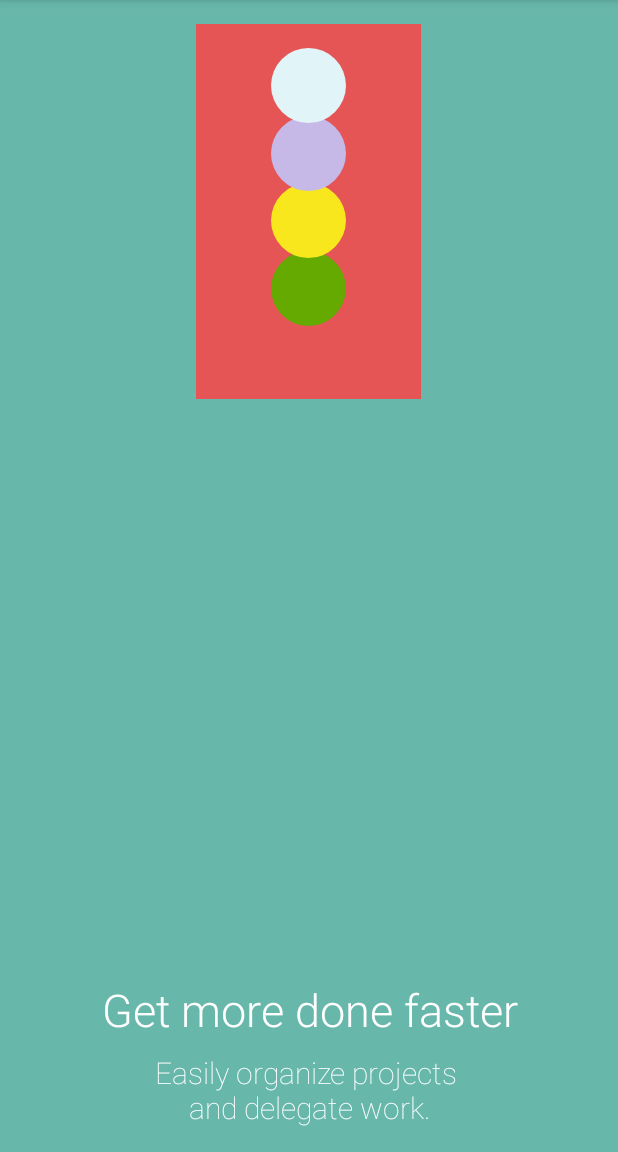
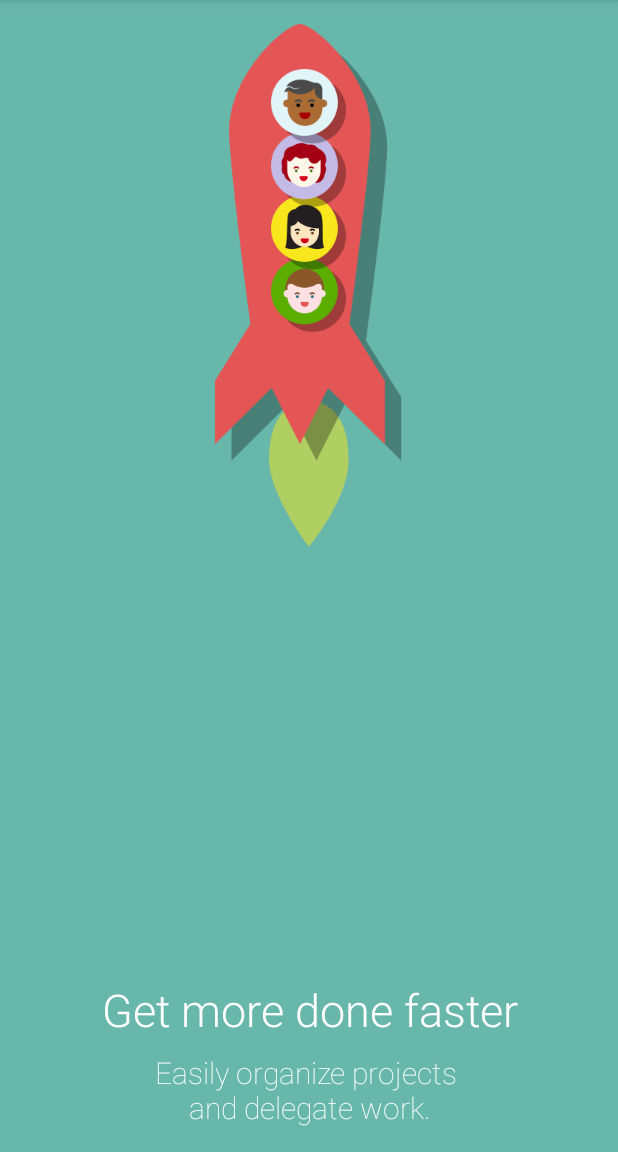
Before and after one commit to txusballesteros/welcome-coordinator, an Android app: the screen it shows after launch (MainActivity), on a phone screen of 412 x 824 dp, the part 84-1236 px from its top. Run offline under Robolectric (Android 15) with nearby library versions, the phone set to English and light mode, and no system bars; our stand-ins replace ButterKnife.

Commit message:
Page 1 finished

```diff
--- a/app/src/main/AndroidManifest.xml
+++ b/app/src/main/AndroidManifest.xml
@@ -8,8 +8,9 @@
         android:label="@string/app_name"
         android:supportsRtl="true"
         android:theme="@style/AppTheme">
-
-        <activity android:name=".MainActivity">
+        <activity
+            android:name=".MainActivity"
+            android:screenOrientation="portrait">
             <intent-filter>
                 <action android:name="android.intent.action.MAIN" />
                 <category android:name="android.intent.category.LAUNCHER" />
--- a/app/src/main/java/com/redbooth/demo/MainActivity.java
+++ b/app/src/main/java/com/redbooth/demo/MainActivity.java
@@ -2,7 +2,9 @@ package com.redbooth.demo;
 
 import android.animation.ArgbEvaluator;
 import android.animation.ValueAnimator;
+import android.content.res.Resources;
 import android.os.Bundle;
+import android.support.v4.content.res.ResourcesCompat;
 import android.support.v7.app.AppCompatActivity;
 import android.view.View;
 
@@ -16,25 +18,30 @@ import butterknife.ButterKnife;
 
 public class MainActivity extends AppCompatActivity {
     private boolean animationReady = false;
+    private ValueAnimator backgroundAnimator;
     @Bind(R.id.coordinator) WelcomeCoordinatorLayout coordinatorLayout;
+    private RocketAvatarsAnimator rocketAvatarsAnimator;
+    private ChatAvatarsAnimator chatAvatarsAnimator;
+    private RocketFlightAwayAnimator rocketFlightAwayAnimator;
 
     @Override
     protected void onCreate(Bundle savedInstanceState) {
         super.onCreate(savedInstanceState);
         setContentView(R.layout.activity_main);
         ButterKnife.bind(this);
+        initializeListeners();
         initializePages();
+        initializeBackgroundTransitions();
     }
 
     private void initializePages() {
-        final ValueAnimator backgroundAnimator = ValueAnimator.ofObject(new ArgbEvaluator(),
-                        0xff68B7AB, 0xff5088B8, 0xff61A3B6, 0xff61A3B6);
-        backgroundAnimator.addUpdateListener(new ValueAnimator.AnimatorUpdateListener() {
-            @Override
-            public void onAnimationUpdate(ValueAnimator animation) {
-                coordinatorLayout.setBackgroundColor((int)animation.getAnimatedValue());
-            }
-        });
+        coordinatorLayout.addPage(R.layout.welcome_page_1,
+                R.layout.welcome_page_2,
+                R.layout.welcome_page_3,
+                R.layout.welcome_page_4);
+    }
+
+    private void initializeListeners() {
         coordinatorLayout.setOnPageScrollListener(new WelcomeCoordinatorLayout.OnPageScrollListener() {
             @Override
             public void onScrollPage(View v, float progress, float maximum) {
@@ -49,20 +56,41 @@ public class MainActivity extends AppCompatActivity {
             public void onPageSelected(View v, int pageSelected) {
                 switch (pageSelected) {
                     case 0:
-                        new RocketAvatarsAnimator(coordinatorLayout).play();
+                        if (rocketAvatarsAnimator == null) {
+                            rocketAvatarsAnimator = new RocketAvatarsAnimator(coordinatorLayout);
+                            rocketAvatarsAnimator.play();
+                        }
                         break;
                     case 1:
-                        new ChatAvatarsAnimator(coordinatorLayout).play();
+                        if (chatAvatarsAnimator == null) {
+                            chatAvatarsAnimator = new ChatAvatarsAnimator(coordinatorLayout);
+                            chatAvatarsAnimator.play();
+                        }
                         break;
                     case 3:
-                        new RocketFlightAwayAnimator(coordinatorLayout).play();
+                        if (rocketAvatarsAnimator == null) {
+                            rocketFlightAwayAnimator = new RocketFlightAwayAnimator(coordinatorLayout);
+                            rocketFlightAwayAnimator.play();
+                        }
                         break;
                 }
             }
         });
-        coordinatorLayout.addPage(R.layout.welcome_page_1,
-                R.layout.welcome_page_2,
-                R.layout.welcome_page_3,
-                R.layout.welcome_page_4);
+    }
+
+    private void initializeBackgroundTransitions() {
+        final Resources resources = getResources();
+        final int colorPage1 = ResourcesCompat.getColor(resources, R.color.page1, getTheme());
+        final int colorPage2 = ResourcesCompat.getColor(resources, R.color.page2, getTheme());
+        final int colorPage3 = ResourcesCompat.getColor(resources, R.color.page3, getTheme());
+        final int colorPage4 = ResourcesCompat.getColor(resources, R.color.page4, getTheme());
+        backgroundAnimator = ValueAnimator
+                .ofObject(new ArgbEvaluator(), colorPage1, colorPage2, colorPage3, colorPage4);
+        backgroundAnimator.addUpdateListener(new ValueAnimator.AnimatorUpdateListener() {
+            @Override
+            public void onAnimationUpdate(ValueAnimator animation) {
+                coordinatorLayout.setBackgroundColor((int)animation.getAnimatedValue());
+            }
+        });
     }
 }
--- a/app/src/main/java/com/redbooth/demo/animators/RocketAvatarsAnimator.java
+++ b/app/src/main/java/com/redbooth/demo/animators/RocketAvatarsAnimator.java
@@ -4,6 +4,7 @@ import android.animation.Animator;
 import android.animation.AnimatorSet;
 import android.animation.ObjectAnimator;
 import android.view.View;
+import android.view.animation.LinearInterpolator;
 import android.view.animation.OvershootInterpolator;
 
 import com.redbooth.demo.R;
@@ -18,6 +19,7 @@ public class RocketAvatarsAnimator {
     }
 
     private void initializeAnimator() {
+        final View rocketFlame = rootView.findViewById(R.id.rocket_flame);
         final View avatar1 = rootView.findViewById(R.id.avatar1);
         final View avatar2 = rootView.findViewById(R.id.avatar2);
         final View avatar3 = rootView.findViewById(R.id.avatar3);
@@ -26,14 +28,16 @@ public class RocketAvatarsAnimator {
         Animator avatar2Animator = getAnimator(avatar2);
         Animator avatar3Animator = getAnimator(avatar3);
         Animator avatar4Animator = getAnimator(avatar4);
+        Animator rocketFlameAnimator = getFlameAnimator(rocketFlame);
         animator = new AnimatorSet();
-        animator.setStartDelay(1000);
+        animator.setStartDelay(500);
+        animator.play(avatar4Animator).after(rocketFlameAnimator);
         animator.play(avatar3Animator).after(avatar4Animator);
         animator.play(avatar2Animator).after(avatar3Animator);
         animator.play(avatar1Animator).after(avatar2Animator);
     }
 
-    private AnimatorSet getAnimator(View targetView) {
+    private Animator getAnimator(View targetView) {
         AnimatorSet animator = new AnimatorSet();
         animator.setDuration(300);
         animator.setInterpolator(new OvershootInterpolator());
@@ -43,6 +47,16 @@ public class RocketAvatarsAnimator {
         return animator;
     }
 
+    private Animator getFlameAnimator(View targetView) {
+        AnimatorSet animator = new AnimatorSet();
+        animator.setDuration(1000);
+        animator.setInterpolator(new LinearInterpolator());
+        ObjectAnimator alphaAnimator = ObjectAnimator.ofFloat(targetView, View.ALPHA, 0f, 1f, 0.5f, 1f, 0.8f, 1f);
+        ObjectAnimator scaleAnimator = ObjectAnimator.ofFloat(targetView, View.SCALE_Y, 0.8f, 1f, 0.9f, 1f, 0.7f, 1f);
+        animator.playTogether(alphaAnimator, scaleAnimator);
+        return animator;
+    }
+
     public void play() {
         animator.start();
     }
--- a/app/src/main/res/layout/welcome_page_1.xml
+++ b/app/src/main/res/layout/welcome_page_1.xml
@@ -7,63 +7,78 @@
     android:layout_height="match_parent"
     tools:background="@color/page1">
 
-    <LinearLayout
+    <RelativeLayout
         android:id="@+id/rocket"
         android:layout_width="match_parent"
         android:layout_height="wrap_content"
         android:orientation="vertical"
-        android:gravity="center"
         android:paddingTop="16dp"
-        app:view_behavior=".AnimationLaunch">
-
-        <RelativeLayout
-            android:layout_width="150dp"
-            android:layout_height="250dp"
-            android:background="@color/rocket"
-            android:paddingTop="16dp"
+        app:view_behavior=".AnimationLaunch"
         android:clipToPadding="false">
 
-            <View
+        <ImageView
+            android:id="@+id/rocket_flame"
+            android:layout_width="wrap_content"
+            android:layout_height="wrap_content"
+            android:layout_centerHorizontal="true"
+            android:layout_below="@+id/rocket_figure"
+            android:layout_marginTop="-40dp"
+            android:alpha="0"
+            android:background="@drawable/rocket_flame"
+            android:transformPivotY="0dp" />
+
+        <ImageView
+            android:id="@+id/rocket_figure"
+            android:layout_width="wrap_content"
+            android:layout_height="wrap_content"
+            android:layout_centerHorizontal="true"
+            android:background="@drawable/rocket_large" />
+
+
+        <ImageView
             android:id="@+id/avatar4"
-                android:layout_width="50dp"
-                android:layout_height="50dp"
+            android:layout_width="wrap_content"
+            android:layout_height="wrap_content"
             android:layout_centerHorizontal="true"
-                android:layout_marginTop="135dp"
+            android:layout_below="@+id/avatar3"
+            android:layout_marginTop="-8dp"
             android:scaleX="0"
             android:scaleY="0"
-                android:background="@drawable/avatar_4_background" />
+            android:background="@drawable/avatar_jack" />
 
-            <View
+        <ImageView
             android:id="@+id/avatar3"
-                android:layout_width="50dp"
-                android:layout_height="50dp"
+            android:layout_width="wrap_content"
+            android:layout_height="wrap_content"
             android:layout_centerHorizontal="true"
-                android:layout_marginTop="90dp"
+            android:layout_below="@+id/avatar2"
+            android:layout_marginTop="-8dp"
             android:scaleX="0"
             android:scaleY="0"
-                android:background="@drawable/avatar_3_background" />
+            android:background="@drawable/avatar_maggie" />
 
-            <View
+        <ImageView
             android:id="@+id/avatar2"
-                android:layout_width="50dp"
-                android:layout_height="50dp"
+            android:layout_width="wrap_content"
+            android:layout_height="wrap_content"
             android:layout_centerHorizontal="true"
-                android:layout_marginTop="45dp"
+            android:layout_below="@+id/avatar1"
+            android:layout_marginTop="-8dp"
             android:scaleX="0"
             android:scaleY="0"
-                android:background="@drawable/avatar_2_background" />
+            android:background="@drawable/avatar_lucy" />
 
-            <View
+        <ImageView
             android:id="@+id/avatar1"
-                android:layout_width="50dp"
-                android:layout_height="50dp"
+            android:layout_width="wrap_content"
+            android:layout_height="wrap_content"
             android:layout_centerHorizontal="true"
+            android:layout_marginTop="30dp"
             android:scaleX="0"
             android:scaleY="0"
-                android:background="@drawable/avatar_1_background" />
+            android:background="@drawable/avatar_fred" />
 
     </RelativeLayout>
-    </LinearLayout>
 
     <TextView
         style="@style/text_title"
--- a/app/src/main/res/values/colors.xml
+++ b/app/src/main/res/values/colors.xml
@@ -5,10 +5,10 @@
     <color name="colorAccent">#FF4081</color>
 
     <color name="white">#ffffffff</color>
-    <color name="page1">#ff68B7AB</color>
-    <color name="page2">#ff5088B8</color>
-    <color name="page3">#ff61A3B6</color>
-    <color name="page4">#ffffffff</color>
+    <color name="page1">#ff21B8AC</color>
+    <color name="page2">#ff218AB8</color>
+    <color name="page3">#ff21A5B8</color>
+    <color name="page4">#ff1F8B9B</color>
 
     <color name="rocket">#e55555</color>
     <color name="avatar1">#e1f4f8</color>
```
Also changed, not shown: app/src/main/res/drawable-xhdpi/avatar_fred.png (added), app/src/main/res/drawable-xhdpi/avatar_jack.png (added), app/src/main/res/drawable-xhdpi/avatar_jack2.png (added), app/src/main/res/drawable-xhdpi/avatar_lucy.png (added), app/src/main/res/drawable-xhdpi/avatar_lucy2.png (added), app/src/main/res/drawable-xhdpi/avatar_maggie.png (added), app/src/main/res/drawable-xhdpi/avatar_maggie2.png (added), app/src/main/res/drawable-xhdpi/rocket_flame.png (added), app/src/main/res/drawable-xhdpi/rocket_large.png (added). Lines whose indentation alone changed are shown as unchanged.
